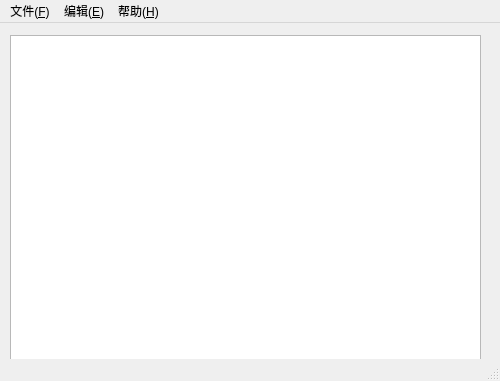
This is mainwindow.ui in ziqiangxu/editor as Qt 5 draws it before an edit. The edited form follows.
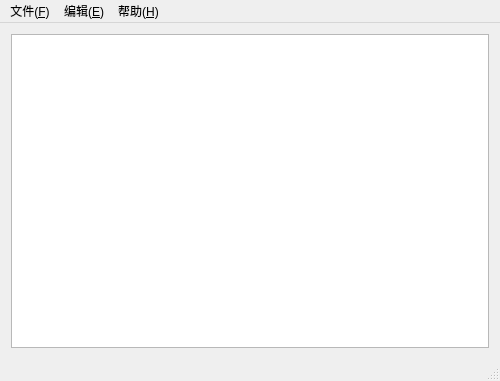
This is the edited form. Icons and pictures are not drawn.

The edit to the form file:
```diff
--- a/mainwindow.ui
+++ b/mainwindow.ui
@@ -14,16 +14,11 @@
    <string>MainWindow</string>
   </property>
   <widget class="QWidget" name="centralWidget">
-   <widget class="QTextEdit" name="textEdit">
-    <property name="geometry">
-     <rect>
-      <x>10</x>
-      <y>12</y>
-      <width>471</width>
-      <height>331</height>
-     </rect>
-    </property>
-   </widget>
+   <layout class="QGridLayout" name="gridLayout">
+    <item row="0" column="0">
+     <widget class="QTextEdit" name="textEdit"/>
+    </item>
+   </layout>
   </widget>
   <widget class="QMenuBar" name="menuBar">
    <property name="geometry">
```
